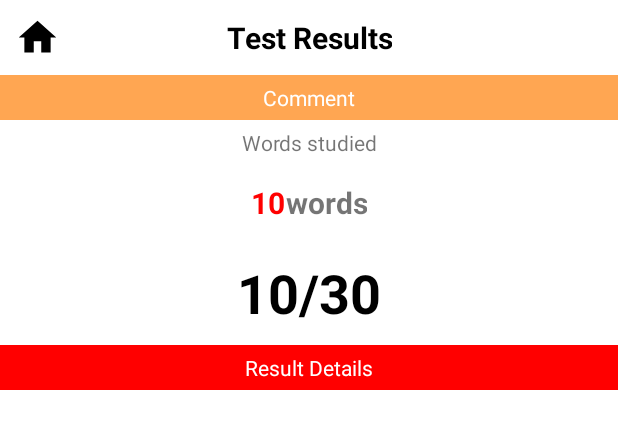
After one commit to masato1230/Jaiz, an Android app: the layout fragment_lesson_result.xml on its own in the app's theme, with its tools: preview values and no code run, on a phone screen of 412 x 824 dp. The commit adds this screen. Shown: the top 429 px of the screen. Run offline under Robolectric (Android 15) with nearby library versions, the phone set to English and light mode, and no system bars; network calls fail.

Commit message:
create lesson result layout

```diff
--- /dev/null
+++ b/app/src/main/java/com/jp_funda/jaiz/LessonFragments/LessonResultFragment.java
@@ -0,0 +1,27 @@
+package com.jp_funda.jaiz.LessonFragments;
+
+import android.os.Bundle;
+
+import androidx.fragment.app.Fragment;
+
+import android.view.LayoutInflater;
+import android.view.View;
+import android.view.ViewGroup;
+
+import com.jp_funda.jaiz.R;
+
+
+public class LessonResultFragment extends Fragment {
+
+    @Override
+    public void onCreate(Bundle savedInstanceState) {
+        super.onCreate(savedInstanceState);
+    }
+
+    @Override
+    public View onCreateView(LayoutInflater inflater, ViewGroup container,
+                             Bundle savedInstanceState) {
+        // Inflate the layout for this fragment
+        return inflater.inflate(R.layout.fragment_lesson_result, container, false);
+    }
+}
--- a/app/src/main/java/com/jp_funda/jaiz/LessonFragments/lesson/LessonFragment.java
+++ b/app/src/main/java/com/jp_funda/jaiz/LessonFragments/lesson/LessonFragment.java
@@ -18,6 +18,7 @@ import android.widget.LinearLayout;
 import android.widget.ProgressBar;
 import android.widget.TextView;
 
+import com.jp_funda.jaiz.LessonFragments.LessonResultFragment;
 import com.jp_funda.jaiz.LessonFragments.home.LessonHomeFragment;
 import com.jp_funda.jaiz.R;
 import com.jp_funda.jaiz.ViewModles.LessonViewModel;
@@ -103,7 +104,7 @@ public class LessonFragment extends Fragment {
             FragmentTransaction transaction = getParentFragmentManager().beginTransaction()
                     .setCustomAnimations(R.anim.slide_in, R.anim.fade_out);
             // todo create lessonResultFragment
-            transaction.add(R.id.lesson_fragment_container, new LessonHomeFragment());
+            transaction.add(R.id.lesson_fragment_container, new LessonResultFragment());
             transaction.remove(this);
             transaction.commit();
             return;
--- /dev/null
+++ b/app/src/main/res/layout/fragment_lesson_result.xml
@@ -0,0 +1,116 @@
+<?xml version="1.0" encoding="utf-8"?>
+<RelativeLayout
+    xmlns:android="http://schemas.android.com/apk/res/android"
+    xmlns:app="http://schemas.android.com/apk/res-auto"
+    xmlns:tools="http://schemas.android.com/tools"
+    android:layout_width="match_parent"
+    android:layout_height="match_parent"
+    tools:context=".LessonFragments.LessonResultFragment">
+
+    <androidx.constraintlayout.widget.ConstraintLayout
+        android:id="@+id/lesson_result_header"
+        android:layout_width="match_parent"
+        android:layout_height="50dp" >
+
+        <ImageView
+            android:id="@+id/imageView"
+            android:layout_width="50dp"
+            android:layout_height="50dp"
+            android:padding="10dp"
+            app:layout_constraintStart_toStartOf="parent"
+            app:layout_constraintTop_toTopOf="parent"
+            app:srcCompat="@drawable/ic_home_black_24dp"
+            tools:ignore="VectorDrawableCompat" />
+
+        <TextView
+            android:layout_width="wrap_content"
+            android:layout_height="match_parent"
+            android:text="Test Results"
+            android:gravity="center"
+            android:textStyle="bold"
+            android:textColor="@color/black"
+            android:textSize="20dp"
+            app:layout_constraintEnd_toEndOf="parent"
+            app:layout_constraintStart_toStartOf="@+id/imageView" />
+
+    </androidx.constraintlayout.widget.ConstraintLayout>
+
+    <TextView
+        android:id="@+id/lesson_result_comment"
+        android:gravity="center"
+        android:background="@color/orange"
+        android:text="Comment"
+        android:textColor="@color/white"
+        android:layout_width="match_parent"
+        android:layout_height="30dp"
+        android:layout_below="@id/lesson_result_header" />
+
+    <TextView
+        android:id="@+id/lesson_result_word_studied"
+        android:layout_width="match_parent"
+        android:layout_height="30dp"
+        android:gravity="center"
+        android:layout_below="@+id/lesson_result_comment"
+        android:layout_marginTop="0dp"
+        android:text="@string/words_studied" />
+
+    <LinearLayout
+        android:id="@+id/lesson_result_words_number_linear_layout"
+        android:gravity="center"
+        android:layout_below="@id/lesson_result_word_studied"
+        android:layout_width="match_parent"
+        android:orientation="horizontal"
+        android:layout_height="50dp" >
+        <TextView
+            android:id="@+id/lesson_result_studied_words_number"
+            android:textColor="@color/red"
+            android:text="10"
+            android:textStyle="bold"
+            android:textSize="20dp"
+            android:gravity="center"
+            android:layout_width="wrap_content"
+            android:layout_height="match_parent" />
+        <TextView
+            android:textSize="20dp"
+            android:textStyle="bold"
+            android:gravity="center"
+            android:text="@string/words"
+            android:layout_width="wrap_content"
+            android:layout_height="match_parent" />
+    </LinearLayout>
+
+    <LinearLayout
+        android:id="@+id/lesson_result_correct_rate_linear_layout"
+        android:orientation="horizontal"
+        android:gravity="center"
+        android:layout_below="@id/lesson_result_words_number_linear_layout"
+        android:layout_width="match_parent"
+        android:layout_height="70dp" >
+        <TextView
+            android:id="@+id/lesson_result_correct_rate"
+            android:layout_width="wrap_content"
+            android:layout_height="match_parent"
+            android:text="10/30"
+            android:gravity="center"
+            android:textSize="36dp"
+            android:textStyle="bold"
+            android:textColor="@color/black" />
+    </LinearLayout>
+
+    <TextView
+        android:id="@+id/lesson_result_details_header"
+        android:gravity="center"
+        android:textColor="@color/white"
+        android:text="@string/result_details"
+        android:background="@color/red"
+        android:layout_width="match_parent"
+        android:layout_height="30dp"
+        android:layout_below="@id/lesson_result_correct_rate_linear_layout" />
+
+    <androidx.recyclerview.widget.RecyclerView
+        android:id="@+id/lesson_result_recycler_view"
+        android:layout_width="match_parent"
+        android:layout_height="match_parent"
+        android:layout_below="@+id/lesson_result_details_header" />
+
+</RelativeLayout>
--- a/app/src/main/res/values/strings.xml
+++ b/app/src/main/res/values/strings.xml
@@ -10,4 +10,7 @@
     <string name="hello_blank_fragment">Hello blank fragment</string>
     <string name="not_good_at">Not good</string>
     <string name="full_review">Full review</string>
+    <string name="words_studied">Words studied</string>
+    <string name="words">words</string>
+    <string name="result_details">Result Details</string>
 </resources>
```
